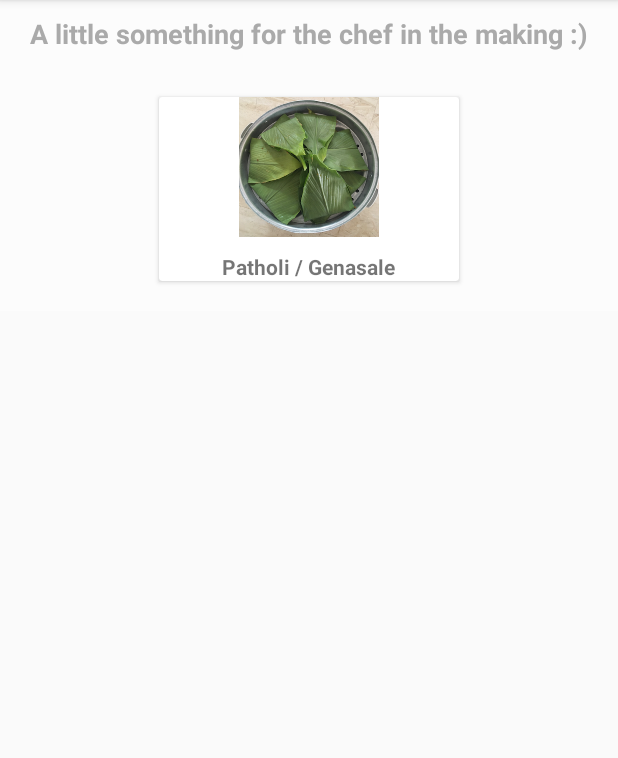
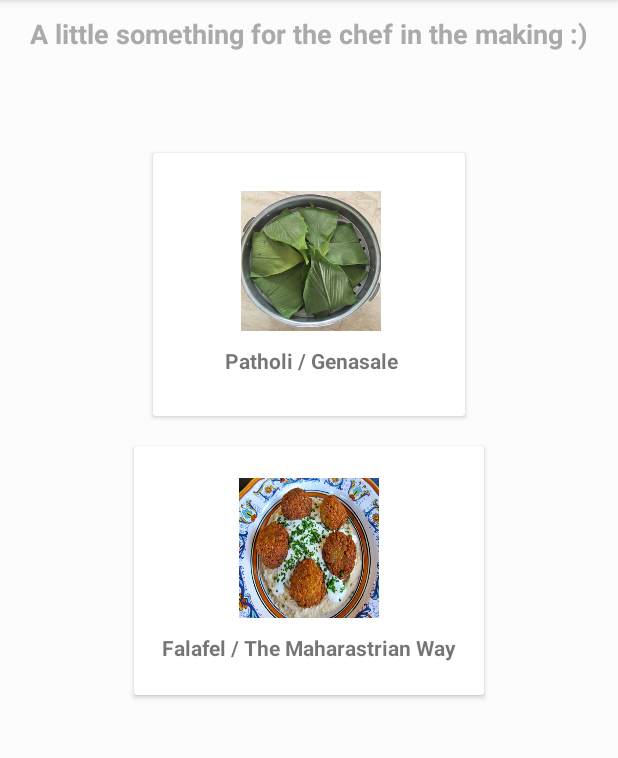
Before and after one commit to meghanabhat29/BirthdayApp, an Android app: the Nalapaaka screen opened directly, with no data from a screen before it, on a phone screen of 412 x 824 dp, the part 84-842 px from its top. Run offline under Robolectric (Android 15) with nearby library versions, the light colour scheme and no system bars.

Commit message:
Recipe added.

```diff
--- a/app/src/main/java/com/birthdayApp/Nalapaaka.java
+++ b/app/src/main/java/com/birthdayApp/Nalapaaka.java
@@ -9,7 +9,7 @@ import android.view.View;
 import android.widget.TextView;
 
 public class Nalapaaka extends AppCompatActivity {
-    CardView genasale;
+    CardView genasale, falafel;
 
     @Override
     protected void onCreate(Bundle savedInstanceState) {
@@ -25,6 +25,15 @@ public class Nalapaaka extends AppCompatActivity {
             }
         });
 
+        falafel = findViewById(R.id.falafel);
+        falafel.setOnClickListener(new View.OnClickListener() {
+            @Override
+            public void onClick(View v) {
+                Intent intent = new Intent(getApplicationContext(),Falafel.class);
+                startActivity(intent);
+            }
+        });
+
     }
 
 
--- a/app/src/main/res/layout/activity_genasale.xml
+++ b/app/src/main/res/layout/activity_genasale.xml
@@ -14,6 +14,7 @@
             android:layout_height="wrap_content"
             android:id="@+id/genasale_text"
             android:textAlignment="center"
+            android:textSize="30sp"
             android:text="Ingredients :\n 1.Rice flour\n 2.Jaggery\n 3.Grated coconut\n 4.Turmeric leaves\n\nStep 1: Add rice flour and jaggery to boiling water and mix continuously until it becomes a thick paste with uniform consistency.\nStep 2: In another pan, mix jaggery and grated cocunut well until a thick mixture is obtained.\nStep 3: Spread the rice flour mixture along a clean turmeric leaf such that there's enough space left for it to be folded in half.Add the coconut/jaggery mixture on it.\nStep 4: Fold the leaf and steam it just as Idli is steamed.\nServe with ghee. "/>
     </LinearLayout>
 </ScrollView>
--- a/app/src/main/res/layout/activity_nalapaaka.xml
+++ b/app/src/main/res/layout/activity_nalapaaka.xml
@@ -32,27 +32,28 @@
                 android:background="@android:color/transparent"
                 android:textColor="@android:color/darker_gray"/>
         </LinearLayout>
+
         <LinearLayout
             android:layout_width="match_parent"
-            android:layout_height="wrap_content"
+            android:layout_height="456dp"
             android:clipToPadding="false"
             android:gravity="center"
             android:orientation="vertical">
 
             <androidx.cardview.widget.CardView
+                android:id="@+id/genasale"
+                android:layout_width="208dp"
+                android:layout_height="175dp"
+                android:layout_margin="10dp"
+                android:clickable="true"
+                android:focusable="true"
                 android:foreground="?android:attr/selectableItemBackground"
-                android:clickable="true"
-                android:id="@+id/genasale"
-                android:layout_width="200dp"
-                android:layout_height="wrap_content"
-                android:layout_margin="10dp"
-                android:focusable="true"
                 android:onClick="openGenasale">
 
                 <LinearLayout
                     android:id="@+id/imageView"
-                    android:layout_width="match_parent"
-                    android:layout_height="match_parent"
+                    android:layout_width="211dp"
+                    android:layout_height="174dp"
                     android:gravity="center"
                     android:orientation="vertical">
 
@@ -71,6 +72,44 @@
 
 
                 </LinearLayout>
+
+
+            </androidx.cardview.widget.CardView>
+
+            <androidx.cardview.widget.CardView
+                android:id="@+id/falafel"
+                android:layout_width="233dp"
+                android:layout_height="166dp"
+                android:layout_margin="10dp"
+                android:clickable="true"
+                android:focusable="true"
+                android:foreground="?android:attr/selectableItemBackground"
+                android:onClick="openGenasale">
+
+                <LinearLayout
+                    android:id="@+id/imageViewfalafel"
+                    android:layout_width="234dp"
+                    android:layout_height="166dp"
+                    android:gravity="center"
+                    android:orientation="vertical">
+
+                    <ImageView
+                        android:layout_width="93dp"
+                        android:layout_height="93dp"
+                        android:background="@drawable/falafel"
+                        android:padding="10dp" />
+
+                    <TextView
+                        android:layout_width="wrap_content"
+                        android:layout_height="wrap_content"
+                        android:layout_marginTop="10dp"
+                        android:text="Falafel / The Maharastrian Way"
+                        android:textStyle="bold" />
+
+
+                </LinearLayout>
+
+
             </androidx.cardview.widget.CardView>
         </LinearLayout>
     </LinearLayout>
```
Also changed, not shown: app/src/main/java/com/birthdayApp/Falafel.java (added, +20 -0 lines), app/src/main/res/drawable/homies_memories.xml (+17 -9 lines), app/src/main/res/layout/activity_falafel.xml (added, +39 -0 lines), app/src/main/res/drawable/andwetwist3.png (added), app/src/main/res/drawable/andwetwist4.png (added), app/src/main/res/drawable/andwetwist5.png (added), app/src/main/res/drawable/andwetwist6.png (added), app/src/main/res/drawable/andwetwist8.png (added), app/src/main/res/drawable/andwetwist9.png (added), app/src/main/res/drawable/falafel.png (added).
